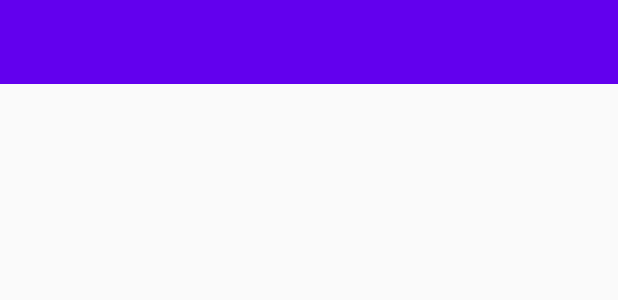
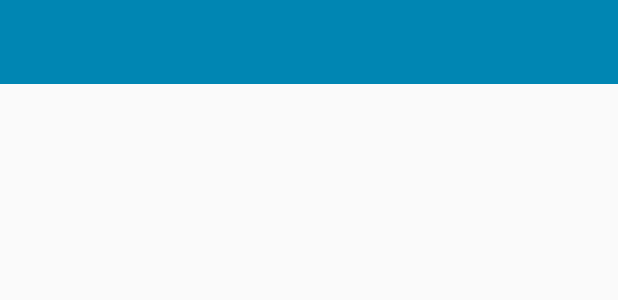
Before and after one commit to nemurihime72/mad-bookreader, an Android app: the layout app_bar.xml on its own in the app's theme, with its tools: preview values and no code run, on a phone screen of 412 x 824 dp. Shown: the top 300 px of the screen. Run offline under Robolectric (Android 15) with nearby library versions, the phone set to English and light mode, and no system bars.

Commit message:
App designing

```diff
--- a/app/src/main/res/layout/app_bar.xml
+++ b/app/src/main/res/layout/app_bar.xml
@@ -4,7 +4,8 @@
     android:layout_height="wrap_content"
     xmlns:app="http://schemas.android.com/apk/res-auto"
     android:theme="@style/CustomToolbarStyle"
-    app:popupTheme="@style/CustomPopupStyle">
+    app:popupTheme="@style/CustomPopupStyle"
+    app:titleTextColor="@color/colorDarkWhite">
 
 
 
--- a/app/src/main/res/menu/menu.xml
+++ b/app/src/main/res/menu/menu.xml
@@ -9,7 +9,6 @@
     <item
     android:id="@+id/action_settings"
     android:title="@string/settings_name"
-    app:showAsAction="never">
-    </item>
+    app:showAsAction="never"/>
 
 </menu>
--- a/app/src/main/res/values/colors.xml
+++ b/app/src/main/res/values/colors.xml
@@ -1,6 +1,7 @@
 <?xml version="1.0" encoding="utf-8"?>
 <resources>
-    <color name="colorPrimary">#6200EE</color>
-    <color name="colorPrimaryDark">#3700B3</color>
-    <color name="colorAccent">#03DAC5</color>
+    <color name="colorPrimary">#0086b3</color>
+    <color name="colorPrimaryDark">#004d66</color>
+    <color name="colorAccent">#ffffff</color>
+    <color name="colorDarkWhite">#d9d9d9</color>
 </resources>
--- a/app/src/main/res/values/styles.xml
+++ b/app/src/main/res/values/styles.xml
@@ -7,6 +7,7 @@
 
     <style name="CustomToolbarStyle" parent="Theme.AppCompat.Light.NoActionBar">
         <item name="android:background">@color/colorPrimary</item>
+        <item name="android:textColorSecondary">@color/colorDarkWhite</item>
         <!-- Customize your theme here. -->
 
     </style>
```
